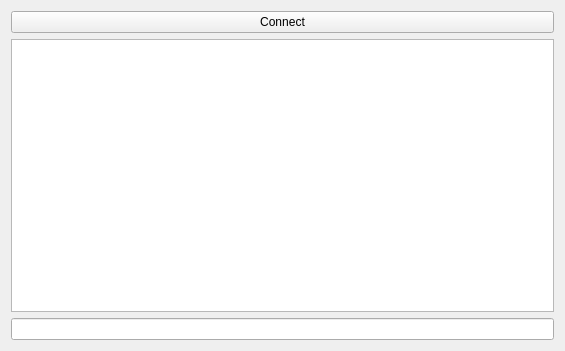
borewicz/checkers, file checkers-client/widget.ui: the form before one commit.
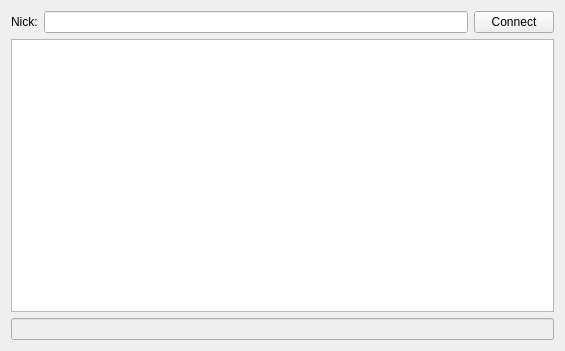
The form after the commit.

Commit message: tfw coś tam działa

The edit to the form file:
```diff
--- a/checkers-client/widget.ui
+++ b/checkers-client/widget.ui
@@ -13,15 +13,28 @@
   <property name="windowTitle">
    <string>Widget</string>
   </property>
-  <layout class="QHBoxLayout" name="horizontalLayout">
+  <layout class="QHBoxLayout" name="horizontalLayout_2">
    <item>
-    <layout class="QGridLayout" name="fieldsGridLayout"/>
+    <layout class="QGridLayout" name="fieldsGridLayout">
+     <property name="spacing">
+      <number>0</number>
+     </property>
+    </layout>
    </item>
    <item>
     <layout class="QVBoxLayout" name="verticalLayout">
-     <property name="sizeConstraint">
-      <enum>QLayout::SetMinimumSize</enum>
-     </property>
+     <item>
+      <layout class="QHBoxLayout" name="horizontalLayout">
+       <item>
+        <widget class="QLabel" name="label">
+         <property name="text">
+          <string>Nick:</string>
+         </property>
+        </widget>
+       </item>
+       <item>
+        <widget class="QLineEdit" name="nickLineEdit"/>
+       </item>
      <item>
       <widget class="QPushButton" name="connectButton">
        <property name="text">
@@ -29,18 +42,30 @@
        </property>
       </widget>
      </item>
+      </layout>
+     </item>
      <item>
       <widget class="QTextEdit" name="chatTextEdit">
+       <property name="enabled">
+        <bool>true</bool>
+       </property>
        <property name="minimumSize">
         <size>
          <width>300</width>
          <height>0</height>
         </size>
        </property>
+       <property name="readOnly">
+        <bool>true</bool>
+       </property>
       </widget>
      </item>
      <item>
-      <widget class="QLineEdit" name="messegeLineEdit"/>
+      <widget class="QLineEdit" name="messegeLineEdit">
+       <property name="enabled">
+        <bool>false</bool>
+       </property>
+      </widget>
      </item>
     </layout>
    </item>
```
Lines whose indentation alone changed are shown as unchanged. The commit also changes 1 other file.
